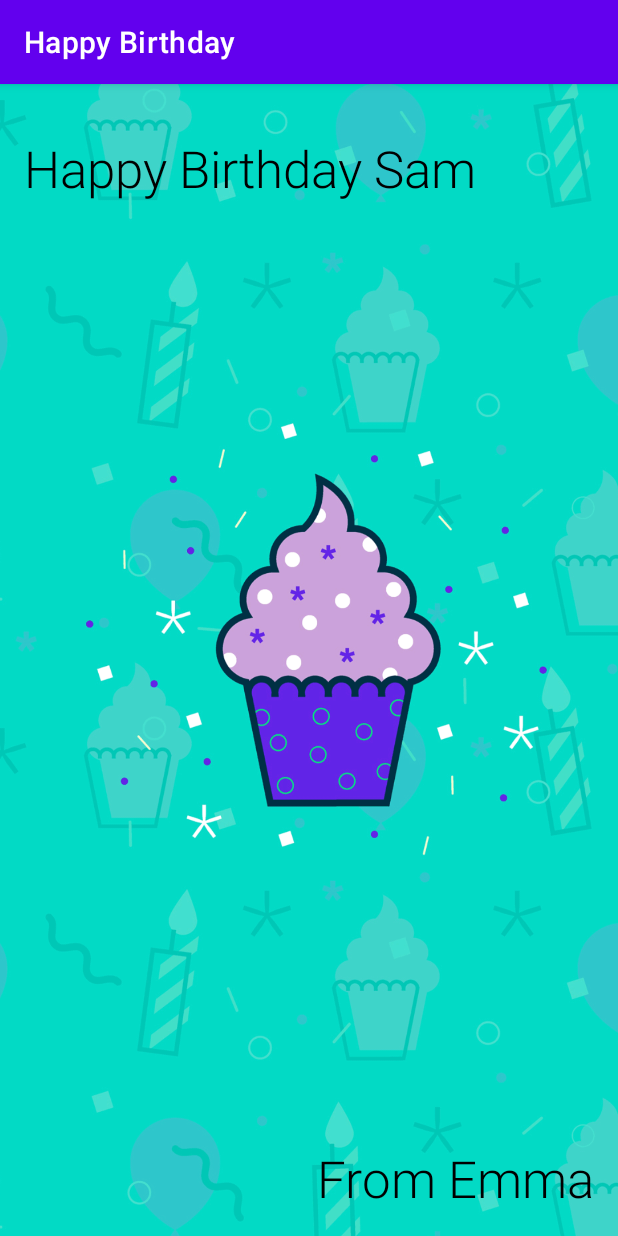
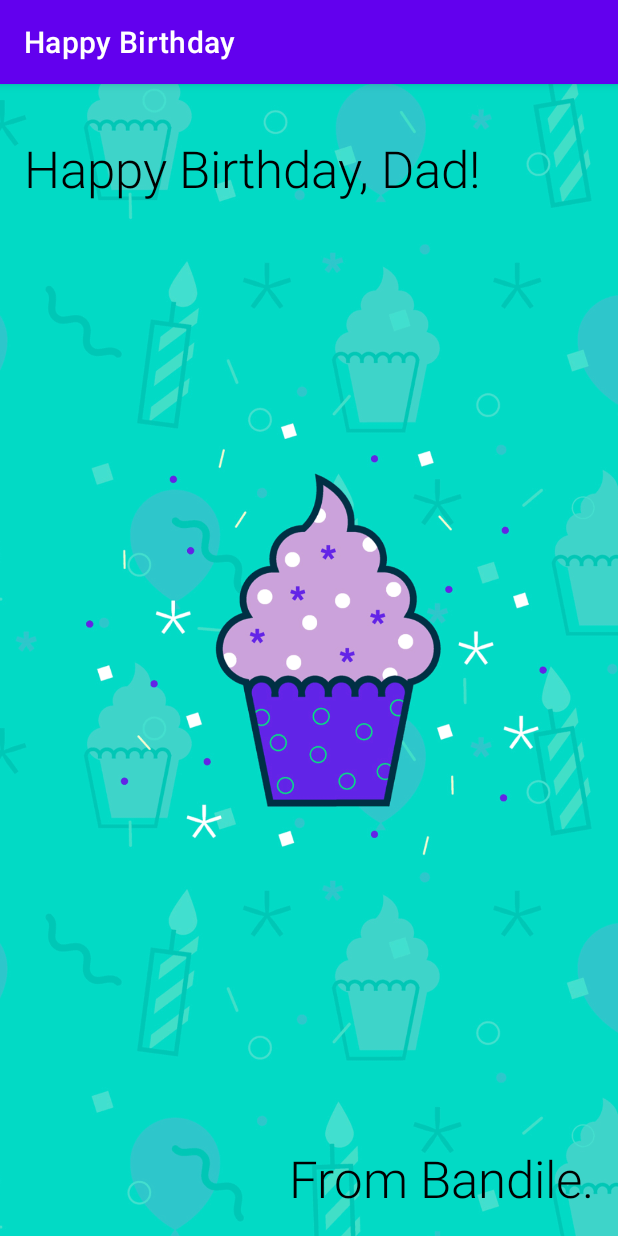
Before and after one commit to THAMMY202/HappyBirthdayCard, an Android app: the screen it shows after launch (MainActivity), on a phone screen of 412 x 824 dp. Run offline under Robolectric (Android 15) with nearby library versions, the phone set to English and light mode, and no system bars.

Commit message:
Text localisation

```diff
--- a/app/src/main/res/layout/activity_main.xml
+++ b/app/src/main/res/layout/activity_main.xml
@@ -27,7 +27,7 @@
         android:layout_marginEnd="16dp"
         android:layout_marginBottom="16dp"
         android:fontFamily="sans-serif-light"
-        android:text="@string/happy_birthday_sam"
+        android:text="@string/happy_birthday_text"
         android:textColor="@color/black"
         android:textSize="34sp"
         app:layout_constraintBottom_toBottomOf="parent"
@@ -44,7 +44,7 @@
         android:layout_marginEnd="16dp"
         android:layout_marginBottom="16dp"
         android:fontFamily="sans-serif-light"
-        android:text="@string/from_emma"
+        android:text="@string/signature_text"
         android:textColor="@color/black"
         android:textSize="34sp"
         app:layout_constraintBottom_toBottomOf="parent"
--- a/app/src/main/res/values/strings.xml
+++ b/app/src/main/res/values/strings.xml
@@ -1,6 +1,6 @@
 <resources>
     <string name="app_name">Happy Birthday</string>
-    <string name="from_emma">From Emma</string>
-    <string name="happy_birthday_sam">Happy Birthday Sam</string>
+    <string name="happy_birthday_text">Happy Birthday, Dad!</string>
+    <string name="signature_text">From Bandile.</string>
     <string name="imageContent">TODO</string>
 </resources>
```
